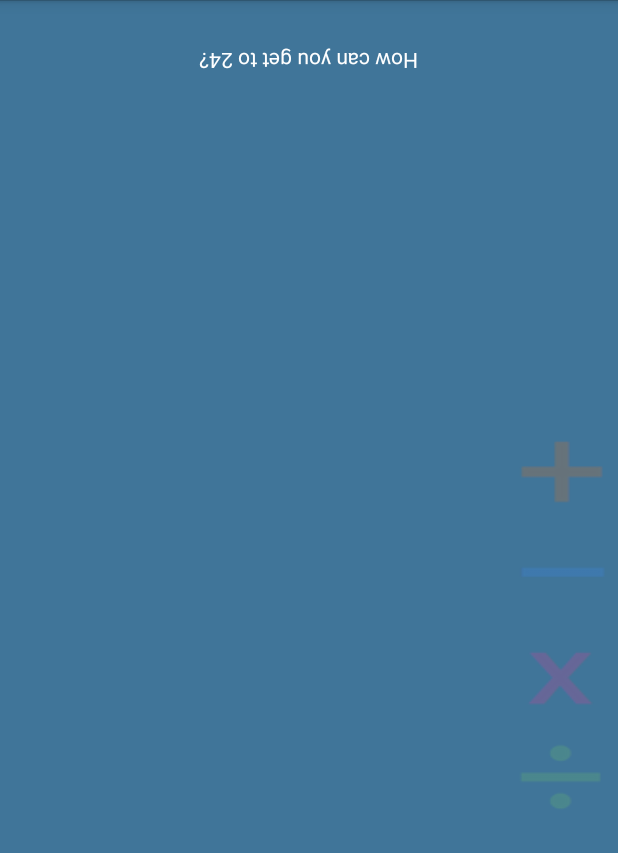
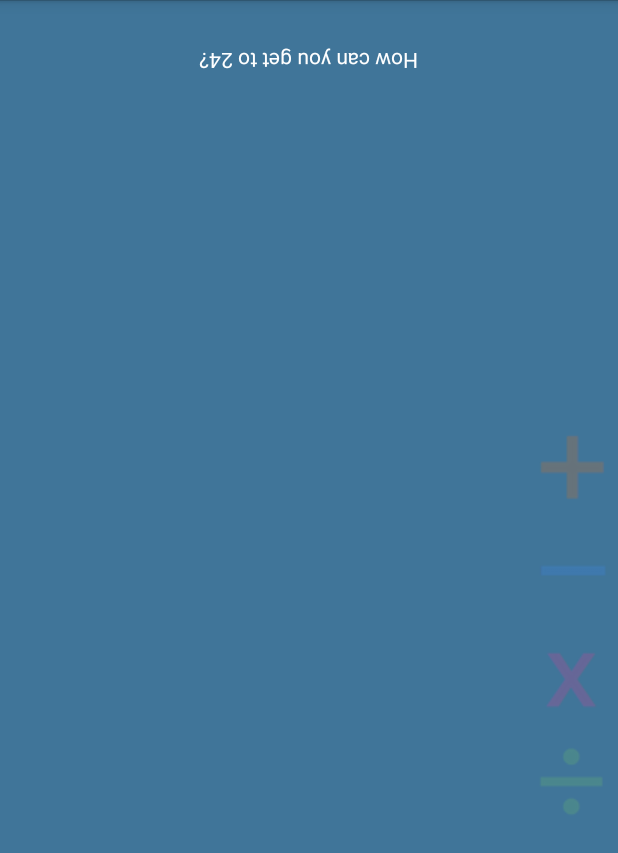
Before and after one commit to tonytamsf/android-Math-Get-To-24, an Android app: the screen it shows after launch (Math24), after a tap on an icon or button, on a phone screen of 412 x 824 dp. Shown: the top 853 px of the screen. Run offline under Robolectric (Android 15) with nearby library versions, the phone set to English and light mode, and no system bars.

Commit message:
Fix size of the operator buttons - added 2 more TODO before launch

```diff
--- a/app/src/main/res/layout/activity_math24.xml
+++ b/app/src/main/res/layout/activity_math24.xml
@@ -349,19 +349,19 @@
 
 
                 <Button
-                    android:layout_width="wrap_content"
-                    android:layout_height="wrap_content"
+                    android:layout_width="50dp"
+                    android:layout_height="50dp"
                     android:id="@+id/operatorPlus"
                     android:background="@drawable/plus"
                     android:layout_marginBottom="10dp"
                     android:layout_marginTop="10dp"
                     android:onClick="operatorsTouched"
                     android:tag="+"
-                    />
+                    android:focusableInTouchMode="false" />
 
                 <Button
-                    android:layout_width="wrap_content"
-                    android:layout_height="wrap_content"
+                    android:layout_width="50dp"
+                    android:layout_height="50dp"
                     android:id="@+id/operatorMinus"
                     android:background="@drawable/minus"
                     android:layout_marginBottom="10dp"
@@ -371,8 +371,8 @@
                     />
 
                 <Button
-                    android:layout_width="wrap_content"
-                    android:layout_height="wrap_content"
+                    android:layout_width="50dp"
+                    android:layout_height="50dp"
                     android:id="@+id/operatorMultiply"
                     android:background="@drawable/multiply"
                     android:layout_marginTop="10dp"
@@ -382,8 +382,8 @@
                     android:contentDescription="@string/operatorMultiply" />
 
                 <Button
-                    android:layout_width="wrap_content"
-                    android:layout_height="wrap_content"
+                    android:layout_width="50dp"
+                    android:layout_height="50dp"
                     android:id="@+id/operatorDivide"
                     android:background="@drawable/divide"
                     android:adjustViewBounds="true"
@@ -397,7 +397,7 @@
             <TextView
                 android:textAlignment="center"
                 android:layout_gravity="center_horizontal|center"
-                android:layout_width="fill_parent"
+                android:layout_width="match_parent"
                 android:layout_height="wrap_content"
                 android:text="@string/welcome"
                 android:id="@+id/labelMiddleInfo"
```
Also changed, not shown: 1 other file.
